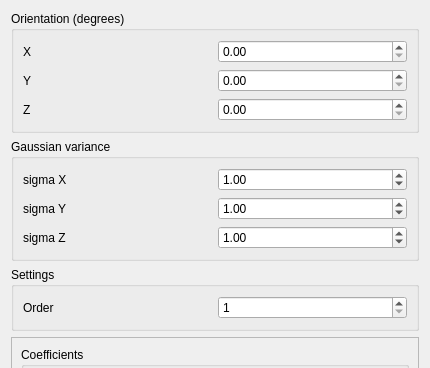
Old version of the form 2010_hackathon/steerableFilters3d/steerdialog.ui in the repository CBL-ORION/Vaa3D-mirror; both pictures show x 0 to 430 and y 0 to 368 of the 430 by 783 pixel window.
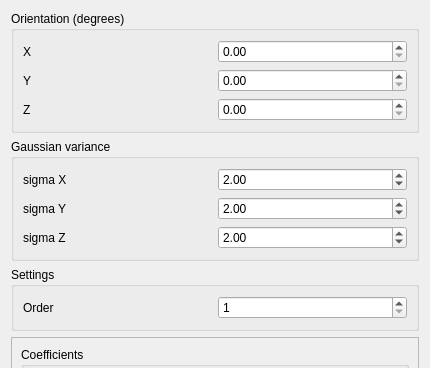
New version of the form.

The edit to the form file:
```diff
--- a/2010_hackathon/steerableFilters3d/steerdialog.ui
+++ b/2010_hackathon/steerableFilters3d/steerdialog.ui
@@ -74,21 +74,21 @@
       <item row="0" column="1">
        <widget class="QDoubleSpinBox" name="sbSigmaX">
         <property name="value">
-         <double>1.000000000000000</double>
+         <double>2.000000000000000</double>
         </property>
        </widget>
       </item>
       <item row="3" column="1">
        <widget class="QDoubleSpinBox" name="sbSigmaY">
         <property name="value">
-         <double>1.000000000000000</double>
+         <double>2.000000000000000</double>
         </property>
        </widget>
       </item>
       <item row="4" column="1">
        <widget class="QDoubleSpinBox" name="sbSigmaZ">
         <property name="value">
-         <double>1.000000000000000</double>
+         <double>2.000000000000000</double>
         </property>
        </widget>
       </item>
```
